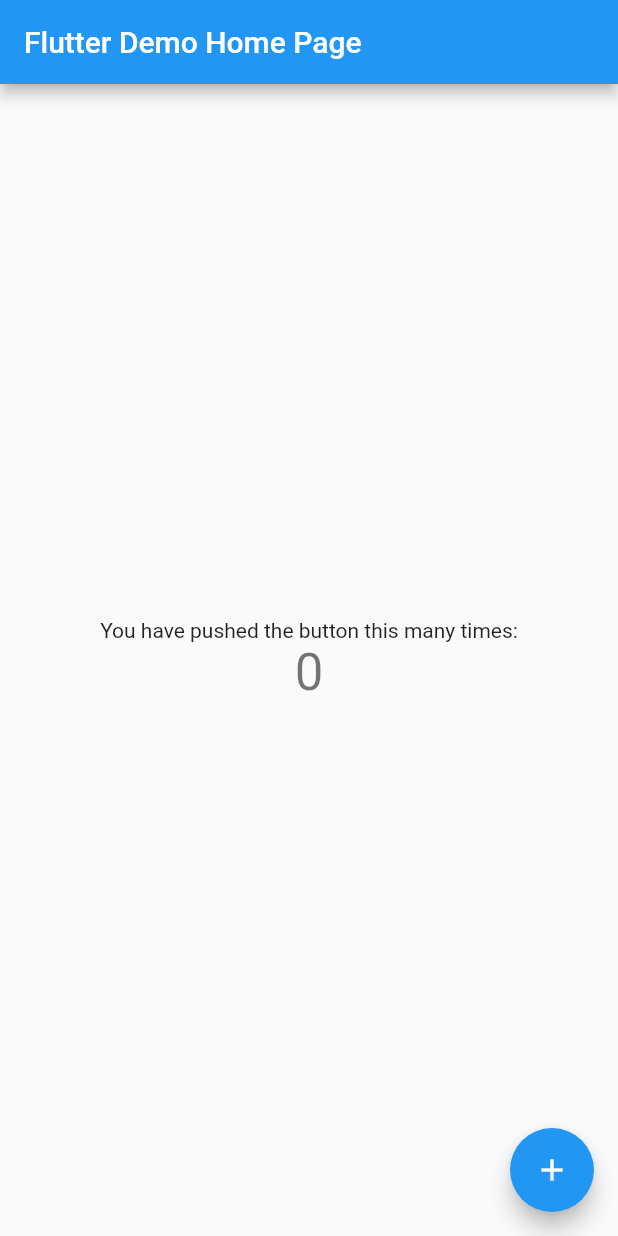
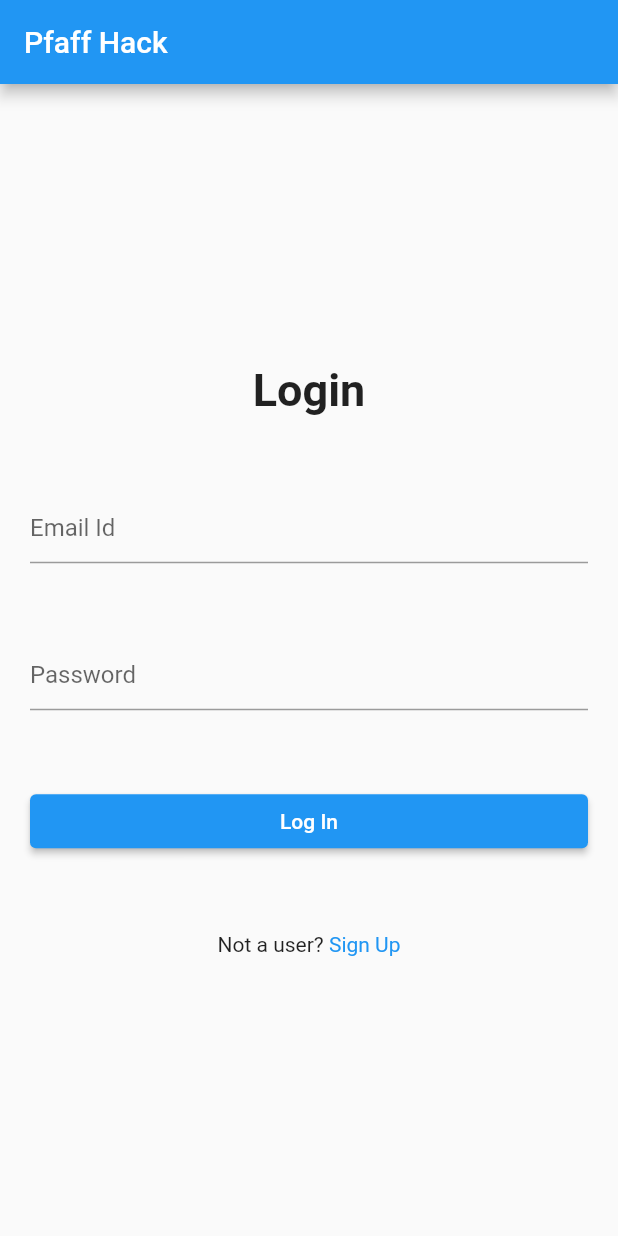
Before and after one commit to khanmujeeb687/pfaffhack-mobile-app, a Flutter app: the screen it shows after launch, on a phone screen of 412 x 824 dp. Run offline on Flutter 3.47's test engine with Material 2 defaults, Android fonts, the phone set to English and light mode, and no system bars; missing offline and left inert: chips_input.

Commit message:
second commit

```diff
--- a/lib/main.dart
+++ b/lib/main.dart
@@ -1,4 +1,5 @@
 import 'package:flutter/material.dart';
+import 'package:pfaffhack/screens/login.dart';
 
 void main() {
   runApp(const MyApp());
@@ -7,109 +8,15 @@ void main() {
 class MyApp extends StatelessWidget {
   const MyApp({super.key});
 
-  // This widget is the root of your application.
   @override
   Widget build(BuildContext context) {
     return MaterialApp(
-      title: 'Flutter Demo',
+      debugShowCheckedModeBanner: false,
+      title: 'Pfaff Hack',
       theme: ThemeData(
-        // This is the theme of your application.
-        //
-        // Try running your application with "flutter run". You'll see the
-        // application has a blue toolbar. Then, without quitting the app, try
-        // changing the primarySwatch below to Colors.green and then invoke
-        // "hot reload" (press "r" in the console where you ran "flutter run",
-        // or simply save your changes to "hot reload" in a Flutter IDE).
-        // Notice that the counter didn't reset back to zero; the application
-        // is not restarted.
         primarySwatch: Colors.blue,
       ),
-      home: const MyHomePage(title: 'Flutter Demo Home Page'),
+      home: const LoginScreen(title: 'Pfaff Hack'),
     );
   }
 }
-
-class MyHomePage extends StatefulWidget {
-  const MyHomePage({super.key, required this.title});
-
-  // This widget is the home page of your application. It is stateful, meaning
-  // that it has a State object (defined below) that contains fields that affect
-  // how it looks.
-
-  // This class is the configuration for the state. It holds the values (in this
-  // case the title) provided by the parent (in this case the App widget) and
-  // used by the build method of the State. Fields in a Widget subclass are
-  // always marked "final".
-
-  final String title;
-
-  @override
-  State<MyHomePage> createState() => _MyHomePageState();
-}
-
-class _MyHomePageState extends State<MyHomePage> {
-  int _counter = 0;
-
-  void _incrementCounter() {
-    setState(() {
-      // This call to setState tells the Flutter framework that something has
-      // changed in this State, which causes it to rerun the build method below
-      // so that the display can reflect the updated values. If we changed
-      // _counter without calling setState(), then the build method would not be
-      // called again, and so nothing would appear to happen.
-      _counter++;
-    });
-  }
-
-  @override
-  Widget build(BuildContext context) {
-    // This method is rerun every time setState is called, for instance as done
-    // by the _incrementCounter method above.
-    //
-    // The Flutter framework has been optimized to make rerunning build methods
-    // fast, so that you can just rebuild anything that needs updating rather
-    // than having to individually change instances of widgets.
-    return Scaffold(
-      appBar: AppBar(
-        // Here we take the value from the MyHomePage object that was created by
-        // the App.build method, and use it to set our appbar title.
-        title: Text(widget.title),
-      ),
-      body: Center(
-        // Center is a layout widget. It takes a single child and positions it
-        // in the middle of the parent.
-        child: Column(
-          // Column is also a layout widget. It takes a list of children and
-          // arranges them vertically. By default, it sizes itself to fit its
-          // children horizontally, and tries to be as tall as its parent.
-          //
-          // Invoke "debug painting" (press "p" in the console, choose the
-          // "Toggle Debug Paint" action from the Flutter Inspector in Android
-          // Studio, or the "Toggle Debug Paint" command in Visual Studio Code)
-          // to see the wireframe for each widget.
-          //
-          // Column has various properties to control how it sizes itself and
-          // how it positions its children. Here we use mainAxisAlignment to
-          // center the children vertically; the main axis here is the vertical
-          // axis because Columns are vertical (the cross axis would be
-          // horizontal).
-          mainAxisAlignment: MainAxisAlignment.center,
-          children: <Widget>[
-            const Text(
-              'You have pushed the button this many times:',
-            ),
-            Text(
-              '$_counter',
-              style: Theme.of(context).textTheme.headline4,
-            ),
-          ],
-        ),
-      ),
-      floatingActionButton: FloatingActionButton(
-        onPressed: _incrementCounter,
-        tooltip: 'Increment',
-        child: const Icon(Icons.add),
-      ), // This trailing comma makes auto-formatting nicer for build methods.
-    );
-  }
-}
--- /dev/null
+++ b/lib/screens/login.dart
@@ -0,0 +1,77 @@
+import 'package:flutter/material.dart';
+import 'package:pfaffhack/screens/register.dart';
+
+class LoginScreen extends StatefulWidget {
+  const LoginScreen({super.key, required this.title});
+  final String title;
+
+  @override
+  State<LoginScreen> createState() => _MyHomePageState();
+}
+
+class _MyHomePageState extends State<LoginScreen> {
+  @override
+  Widget build(BuildContext context) {
+    return Scaffold(
+      appBar: AppBar(
+        title: Text(widget.title),
+      ),
+      body: Center(
+        child: Container(
+          margin: const EdgeInsets.symmetric(horizontal: 20),
+          child: Column(
+            mainAxisAlignment: MainAxisAlignment.center,
+            children: <Widget>[
+              const Text(
+                'Login',
+                style: TextStyle(fontSize: 30, fontWeight: FontWeight.bold),
+              ),
+              const SizedBox(
+                height: 50,
+              ),
+              const TextField(
+                decoration: InputDecoration(hintText: "Email Id"),
+              ),
+              const SizedBox(
+                height: 50,
+              ),
+              const TextField(
+                decoration: InputDecoration(hintText: "Password"),
+              ),
+              const SizedBox(
+                height: 50,
+              ),
+              Row(
+                children: [
+                  Expanded(
+                      child: ElevatedButton(
+                          onPressed: () {}, child: const Text("Log In"))),
+                ],
+              ),
+              const SizedBox(
+                height: 50,
+              ),
+              Row(
+                mainAxisAlignment: MainAxisAlignment.center,
+                crossAxisAlignment: CrossAxisAlignment.center,
+                children: [
+                  const Text(
+                    'Not a user? ',
+                  ),
+                  InkWell(
+                    onTap: () => Navigator.push(context,
+                        MaterialPageRoute(builder: (_) => RegisterScreen())),
+                    child: const Text(
+                      'Sign Up',
+                      style: TextStyle(color: Colors.blue),
+                    ),
+                  ),
+                ],
+              ),
+            ],
+          ),
+        ),
+      ),
+    );
+  }
+}
--- a/pubspec.yaml
+++ b/pubspec.yaml
@@ -36,6 +36,8 @@ dependencies:
   # The following adds the Cupertino Icons font to your application.
   # Use with the CupertinoIcons class for iOS style icons.
   cupertino_icons: ^1.0.2
+  chips_input: ^0.1.0
+
 
 dev_dependencies:
   flutter_test:
```
Also changed, not shown: lib/screens/additional_details.dart (added, +92 -0 lines), lib/screens/register.dart (added, +84 -0 lines), pubspec.lock, 3 other files.
